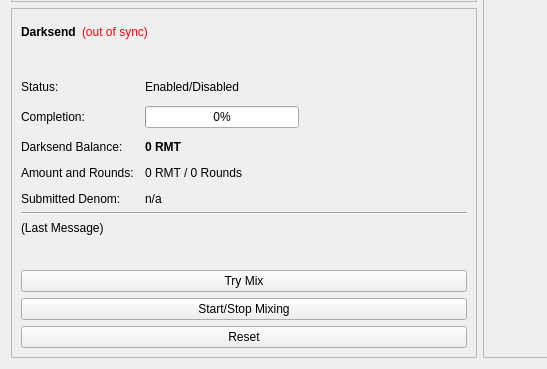
Before: the Qt Designer form src/qt/forms/overviewpage.ui in rampantco/Rampant, drawn with Qt 5; both pictures show x 0 to 547 and y 240 to 609 of the 960 by 609 pixel window.
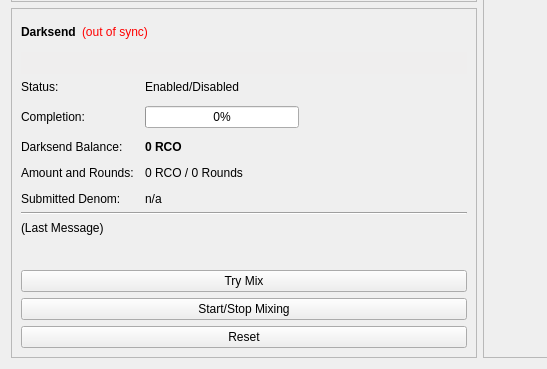
After: the same form once the commit is applied.

Patch:
```diff
--- a/src/qt/forms/overviewpage.ui
+++ b/src/qt/forms/overviewpage.ui
@@ -1007,7 +1007,7 @@
                </font>
               </property>
               <property name="text">
-               <string notr="true">0 RMT</string>
+               <string notr="true">0 RCO</string>
               </property>
              </widget>
             </item>
@@ -1021,7 +1021,7 @@
             <item row="4" column="1">
              <widget class="QLabel" name="labelAmountRounds">
               <property name="text">
-               <string>0 RMT / 0 Rounds</string>
+               <string>0 RCO / 0 Rounds</string>
               </property>
              </widget>
             </item>
```
